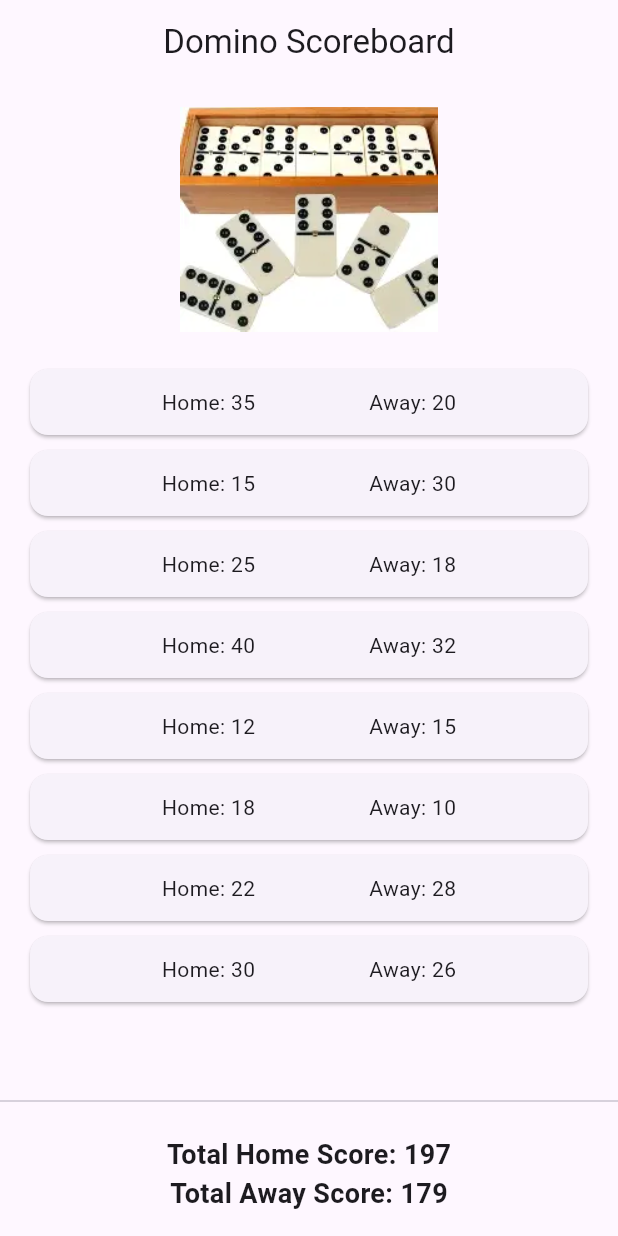
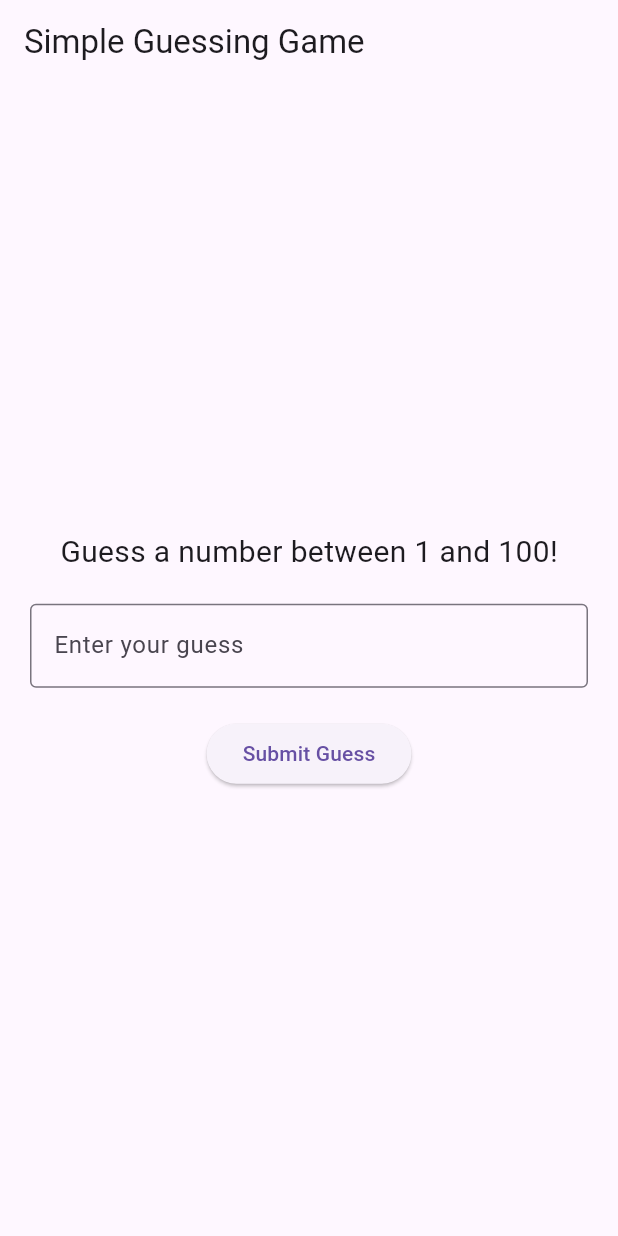
Before and after one commit to bhprevy21-prog/REMINDER, a Flutter app: the screen it shows after launch, on a phone screen of 412 x 824 dp. Run offline on Flutter 3.47's test engine with Material 3 defaults, Android fonts, the phone set to English and light mode, and no system bars.

Commit message:
Add simple guessing game script

```diff
--- a/animal/lib/main.dart
+++ b/animal/lib/main.dart
@@ -1,96 +1,111 @@
+import 'dart:math';
 import 'package:flutter/material.dart';
-import 'package:animal/models/scoring.dart';
-import './models/mockScoring.dart';
 
 void main() {
-  runApp(MainApp());
+  runApp(const GuessingGameApp());
 }
 
-class MainApp extends StatelessWidget {
-  MainApp({super.key});
-
-  final Scoring mockData = MockScoring().mockScoringData();
+class GuessingGameApp extends StatelessWidget {
+  const GuessingGameApp({super.key});
 
   @override
   Widget build(BuildContext context) {
     return MaterialApp(
       debugShowCheckedModeBanner: false,
-      title: "Domino Scoreboard",
-      home: Scaffold(
-        appBar: AppBar(
-          title: const Text("Domino Scoreboard"),
-          centerTitle: true,
-        ),
-        body: Column(
+      theme: ThemeData(primarySwatch: Colors.blue),
+      home: const GamePage(),
+    );
+  }
+}
+
+class GamePage extends StatefulWidget {
+  const GamePage({super.key});
+
+  @override
+  State<GamePage> createState() => _GamePageState();
+}
+
+class _ThemeColors {
+  static const primary = Colors.blue;
+}
+
+class _GamePageState extends State<GamePage> {
+  final TextEditingController _controller = TextEditingController();
+  late int _targetNumber;
+  String _message = 'Guess a number between 1 and 100!';
+  int _attempts = 0;
+  bool _hasWon = false;
+
+  @override
+  void initState() {
+    super.initState();
+    _startNewGame();
+  }
+
+  void _startNewGame() {
+    setState(() {
+      _targetNumber = Random().nextInt(100) + 1;
+      _message = 'Guess a number between 1 and 100!';
+      _attempts = 0;
+      _hasWon = false;
+      _controller.clear();
+    });
+  }
+
+  void _checkGuess() {
+    final int? guess = int.tryParse(_controller.value.text);
+    if (guess == null) {
+      setState(() => _message = 'Please enter a valid number.');
+      return;
+    }
+
+    setState(() {
+      _attempts++;
+      if (guess == _targetNumber) {
+        _message = '🎉 Correct! You guessed it in $_attempts attempts.';
+        _hasWon = true;
+      } else if (guess < _targetNumber) {
+        _message = 'Too low! Try again.';
+      } else {
+        _message = 'Too high! Try again.';
+      }
+    });
+  }
+
+  @override
+  Widget build(BuildContext context) {
+    return Scaffold(
+      appBar: AppBar(title: const Text('Simple Guessing Game')),
+      body: Padding(
+        padding: const EdgeInsets.all(20.0),
+        child: Column(
+          mainAxisAlignment: MainAxisAlignment.center,
           children: [
-            const SizedBox(height: 15),
-
-            Image.asset(
-              "assets/images/Domino.webp",
-              height: 150,
-            ),
-
+            Text(_message, style: const TextStyle(fontSize: 20)),
             const SizedBox(height: 20),
-
-            Expanded(
-              child: Padding(
-                padding: const EdgeInsets.symmetric(horizontal: 20),
-                child: scoreList(mockData),
+            if (!_hasWon) ...[
+              TextField(
+                controller: _controller,
+                keyboardType: TextInputType.number,
+                decoration: const InputDecoration(
+                  border: OutlineInputBorder(),
+                  labelText: 'Enter your guess',
+                ),
               ),
-            ),
-
-            const Divider(),
-
-            Padding(
-              padding: const EdgeInsets.all(15),
-              child: Column(
-                children: [
-                  Text(
-                    "Total Home Score: ${mockData.totalHomeScore}",
-                    style: const TextStyle(
-                      fontSize: 18,
-                      fontWeight: FontWeight.bold,
-                    ),
-                  ),
-                  Text(
-                    "Total Away Score: ${mockData.totalAwayScore}",
-                    style: const TextStyle(
-                      fontSize: 18,
-                      fontWeight: FontWeight.bold,
-                    ),
-                  ),
-                ],
+              const SizedBox(height: 20),
+              ElevatedButton(
+                onPressed: _checkGuess,
+                child: const Text('Submit Guess'),
               ),
-            )
+            ] else
+              ElevatedButton(
+                onPressed: _startNewGame,
+                style: ElevatedButton.styleFrom(backgroundColor: _ThemeColors.primary),
+                child: const Text('Play Again', style: TextStyle(color: Colors.white)),
+              ),
           ],
         ),
       ),
     );
   }
-
-  Widget scoreList(Scoring scoreModel) {
-    List<Widget> myScoresList = [];
-
-    for (var entry in scoreModel.scores) {
-      myScoresList.add(
-        Card(
-          margin: const EdgeInsets.symmetric(vertical: 5),
-          child: Padding(
-            padding: const EdgeInsets.all(12),
-            child: Row(
-              mainAxisAlignment: MainAxisAlignment.spaceEvenly,
-              children: [
-                Text("Home: ${entry.home}"),
-                Text("Away: ${entry.away}"),
-              ],
-            ),
-          ),
-        ),
-      );
-    }
-
-    return ListView(
-      children: myScoresList,
-    );
-  }
 }
```
